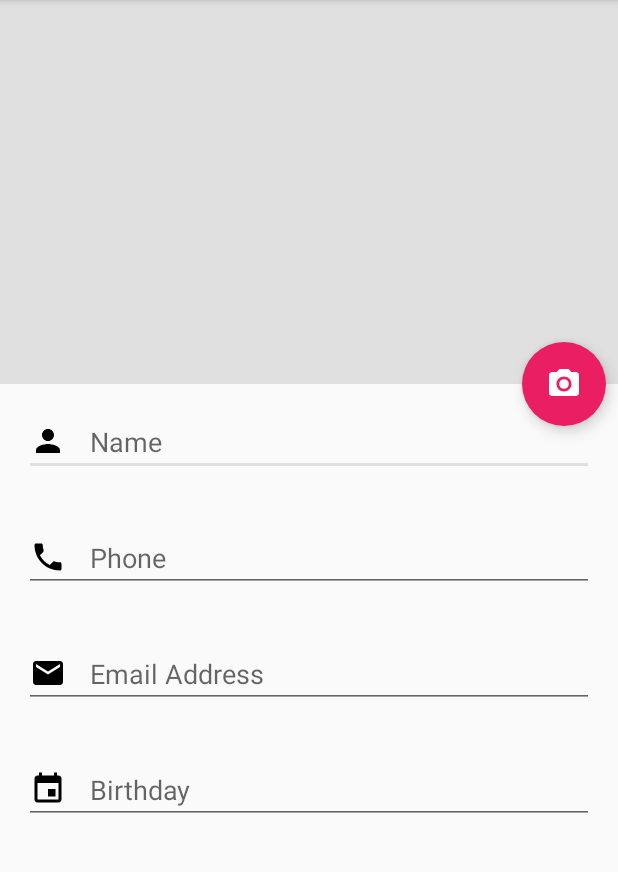
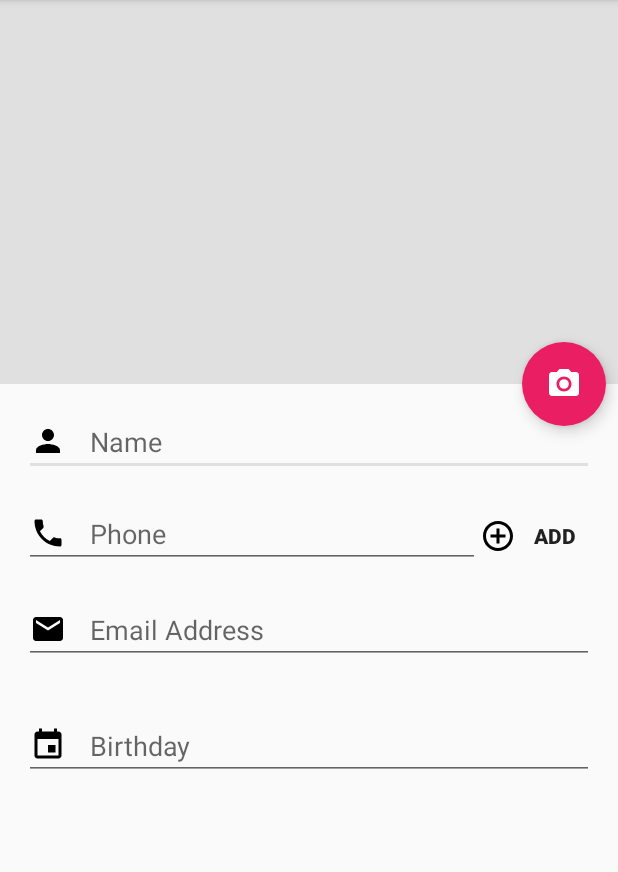
Before and after one commit to CarlosDubon/Contacts, an Android app: the AddContactActivity screen opened directly, with no data from a screen before it, on a phone screen of 412 x 824 dp, the part 84-956 px from its top. Run offline under Robolectric (Android 15) with nearby library versions, the phone set to English and light mode, and no system bars.

Commit message:
añade multiples numeros de telefono

```diff
--- a/app/src/main/java/com/bonusteam/contacts/AddContactActivity.java
+++ b/app/src/main/java/com/bonusteam/contacts/AddContactActivity.java
@@ -1,6 +1,7 @@
 package com.bonusteam.contacts;
 
 import android.app.DatePickerDialog;
+import android.content.Context;
 import android.content.Intent;
 import android.graphics.Bitmap;
 import android.graphics.Color;
@@ -8,16 +9,23 @@ import android.graphics.drawable.ColorDrawable;
 import android.net.Uri;
 import android.provider.MediaStore;
 import android.support.design.widget.FloatingActionButton;
+import android.support.design.widget.Snackbar;
 import android.support.v7.app.AppCompatActivity;
 import android.os.Bundle;
+import android.view.LayoutInflater;
 import android.view.Menu;
 import android.view.MenuInflater;
 import android.view.MenuItem;
 import android.view.View;
+import android.widget.Button;
 import android.widget.DatePicker;
 import android.widget.EditText;
 import android.widget.ImageView;
+import android.widget.LinearLayout;
+import android.widget.TextView;
+import android.widget.Toast;
 
+import java.util.ArrayList;
 import java.util.Calendar;
 
 public class AddContactActivity extends AppCompatActivity {
@@ -27,6 +35,10 @@ public class AddContactActivity extends AppCompatActivity {
     private EditText nameContact,phoneContact,emailContact,birth;
     private DatePickerDialog.OnDateSetListener datePickerListener;
     private Uri imageUri = null;
+    private Button addField;
+    private LinearLayout phonesContainer;
+    private int extraPhones = 0;
+    private ArrayList<EditText> editTextPhones = new ArrayList<>();
 
     private int REQUEST_CODE = 1;
 
@@ -41,6 +53,31 @@ public class AddContactActivity extends AppCompatActivity {
         phoneContact = findViewById(R.id.phone_contact_add);
         emailContact = findViewById(R.id.email_contact_add);
         birth = findViewById(R.id.birth_contact_add);
+        addField = findViewById(R.id.add_new_phone_field);
+        phonesContainer = findViewById(R.id.container_phones);
+
+        addField.setOnClickListener(new View.OnClickListener() {
+            @Override
+            public void onClick(View v) {
+                extraPhones ++;
+                LayoutInflater layoutInflater = (LayoutInflater)getBaseContext().getSystemService(Context.LAYOUT_INFLATER_SERVICE);
+                final View addView = layoutInflater.inflate(R.layout.new_field_phone,null);
+                EditText editText = addView.findViewById(R.id.new_field);
+                Button rmButton = addView.findViewById(R.id.rm_new_phone_field);
+                editText.setId(extraPhones);
+                final EditText editTextPhone = addView.findViewById(extraPhones);
+                rmButton.setOnClickListener(new View.OnClickListener() {
+                    @Override
+                    public void onClick(View v) {
+                        editTextPhones.remove(editTextPhone);
+                        extraPhones--;
+                        ((LinearLayout)addView.getParent()).removeView(addView);
+                    }
+                });
+                editTextPhones.add(editTextPhone);
+                phonesContainer.addView(addView);
+            }
+        });
 
         loadImage.setOnClickListener(new View.OnClickListener() {
             @Override
@@ -108,6 +145,9 @@ public class AddContactActivity extends AppCompatActivity {
                 Contacto contacto = new Contacto();
                 contacto.setName(nameContact.getText().toString());
                 contacto.setNumbers(phoneContact.getText().toString());
+                for(int i=0;i<extraPhones;i++){
+                    contacto.setNumbers(editTextPhones.get(i).getText().toString());
+                }
                 contacto.setEmail(emailContact.getText().toString());
                 contacto.setBirth(birth.getText().toString());
                 Intent intent = new Intent(this,MainActivity.class);
@@ -118,6 +158,7 @@ public class AddContactActivity extends AppCompatActivity {
                 }
                 intent.putExtras(b);
                 startActivity(intent);
+
                 break;
         }
         return super.onOptionsItemSelected(item);
--- /dev/null
+++ b/app/src/main/res/drawable/ic_add_circle_outline_black_24dp.xml
@@ -0,0 +1,9 @@
+<vector xmlns:android="http://schemas.android.com/apk/res/android"
+        android:width="24dp"
+        android:height="24dp"
+        android:viewportWidth="24.0"
+        android:viewportHeight="24.0">
+    <path
+        android:fillColor="#FF000000"
+        android:pathData="M13,7h-2v4L7,11v2h4v4h2v-4h4v-2h-4L13,7zM12,2C6.48,2 2,6.48 2,12s4.48,10 10,10 10,-4.48 10,-10S17.52,2 12,2zM12,20c-4.41,0 -8,-3.59 -8,-8s3.59,-8 8,-8 8,3.59 8,8 -3.59,8 -8,8z"/>
+</vector>
--- a/app/src/main/res/layout/activity_add_contact.xml
+++ b/app/src/main/res/layout/activity_add_contact.xml
@@ -22,8 +22,11 @@
                 android:background="@color/colorAccent"
                 />
         </LinearLayout>
+        <ScrollView
+            android:layout_weight="2"
+            android:layout_width="match_parent"
+            android:layout_height="0dp">
             <LinearLayout
-            android:layout_weight="2"
                 android:id="@+id/viewB"
                 android:layout_width="match_parent"
                 android:layout_height="0dp"
@@ -38,17 +41,43 @@
                     android:drawableLeft="@drawable/ic_person_black_24dp"
                     android:drawablePadding="16dp"
                     />
-            <EditText
-                android:id="@+id/phone_contact_add"
+                <LinearLayout
                     android:layout_width="match_parent"
                     android:layout_height="wrap_content"
+                    android:orientation="horizontal"
+                    android:layout_marginLeft="16dp"
+                    android:layout_marginRight="16dp">
+                    <EditText
+                        android:layout_weight="0.8"
+                        android:id="@+id/phone_contact_add"
+                        android:layout_width="0dp"
+                        android:layout_height="wrap_content"
                         android:hint="@string/text_phone"
-                android:layout_margin="16dp"
                         android:drawableLeft="@drawable/ic_call_black_24dp"
                         android:drawablePadding="16dp"
                         android:drawableTint="@android:color/black"
                         android:inputType="number"
                         />
+                    <Button
+                        android:id="@+id/add_new_phone_field"
+                        android:layout_weight="0.2"
+                        android:layout_width="0dp"
+                        android:layout_height="wrap_content"
+                        android:text="@string/text_add"
+                        android:background="@android:color/transparent"
+                        android:drawableLeft="@drawable/ic_add_circle_outline_black_24dp"
+                        android:textStyle="bold"
+                        />
+                </LinearLayout>
+                <LinearLayout
+                    android:id="@+id/container_phones"
+                    android:orientation="vertical"
+                    android:layout_width="match_parent"
+                    android:layout_height="wrap_content"
+                    android:layout_marginLeft="32dp"
+                    android:layout_marginRight="16dp">
+
+                </LinearLayout>
                 <EditText
                     android:id="@+id/email_contact_add"
                     android:layout_width="match_parent"
@@ -69,6 +98,7 @@
                     />
 
             </LinearLayout>
+        </ScrollView>
     </LinearLayout>
 
     <android.support.design.widget.FloatingActionButton
--- a/app/src/main/res/layout/activity_main.xml
+++ b/app/src/main/res/layout/activity_main.xml
@@ -1,5 +1,7 @@
 <?xml version="1.0" encoding="utf-8"?>
-<LinearLayout xmlns:android="http://schemas.android.com/apk/res/android"
+<LinearLayout
+    android:id="@+id/main_container"
+    xmlns:android="http://schemas.android.com/apk/res/android"
     xmlns:app="http://schemas.android.com/apk/res-auto"
     xmlns:tools="http://schemas.android.com/tools"
     android:layout_width="match_parent"
--- a/app/src/main/res/values/strings.xml
+++ b/app/src/main/res/values/strings.xml
@@ -8,4 +8,5 @@
     <string name="text_phone">Phone</string>
     <string name="text_birthday">Birthday</string>
     <string name="text_name">Name</string>
+    <string name="text_add">ADD</string>
 </resources>
```
Also changed, not shown: app/src/main/java/com/bonusteam/contacts/MainActivity.java (+8 -5 lines), app/src/main/res/drawable/ic_block_black_24dp.xml (added, +9 -0 lines), app/src/main/res/layout/new_field_phone.xml (added, +29 -0 lines). Lines whose indentation alone changed are shown as unchanged.
